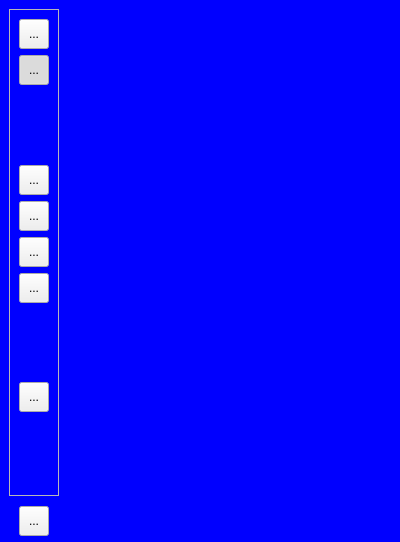
Qt form python/resources/ui/GraphWidget.ui (introlab/OpenIMU) before a commit.
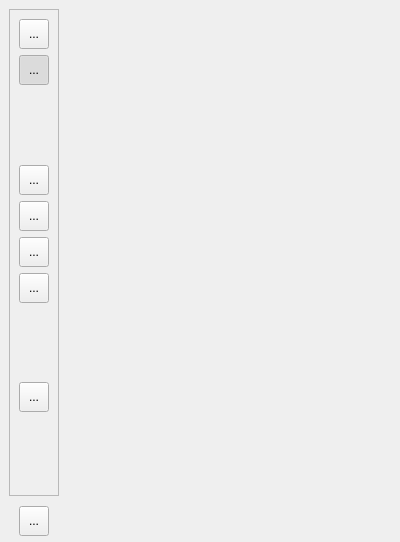
The same form after that commit. Icons and pictures are not drawn.

```diff
--- a/python/resources/ui/GraphWidget.ui
+++ b/python/resources/ui/GraphWidget.ui
@@ -17,9 +17,7 @@
    <string>Graph display</string>
   </property>
   <property name="styleSheet">
-   <string notr="true">QWidget#frmGraphWidget{
-background-color: blue;
-}</string>
+   <string notr="true"/>
   </property>
   <layout class="QHBoxLayout" name="horizontalLayout">
    <property name="spacing">
```
